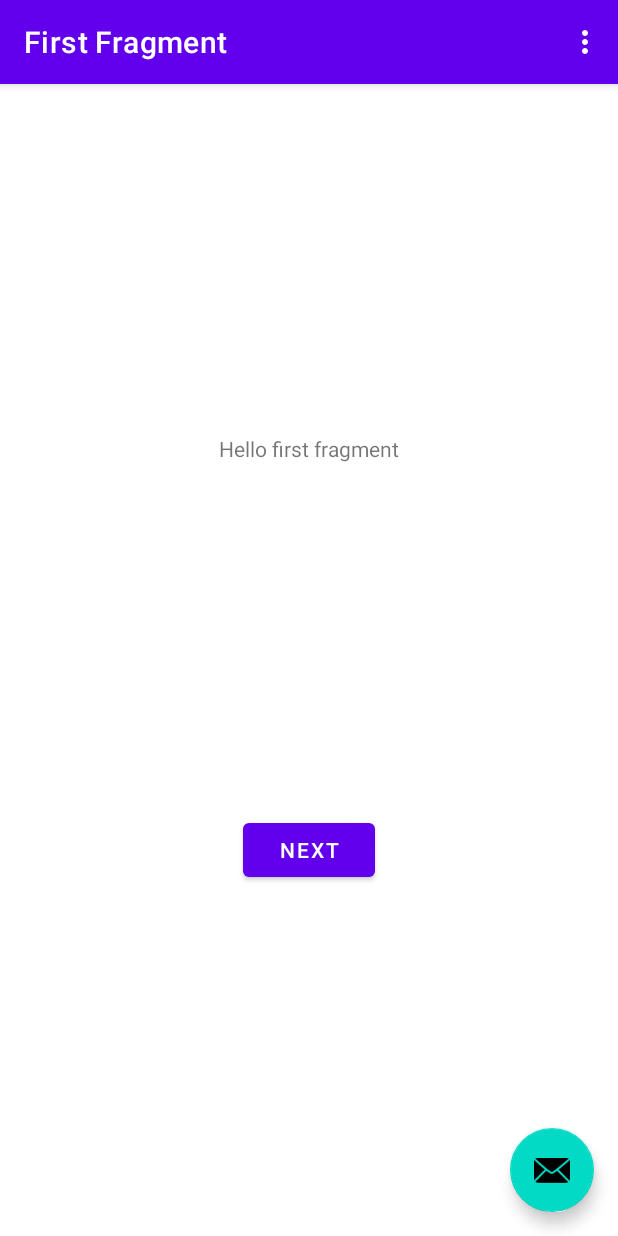
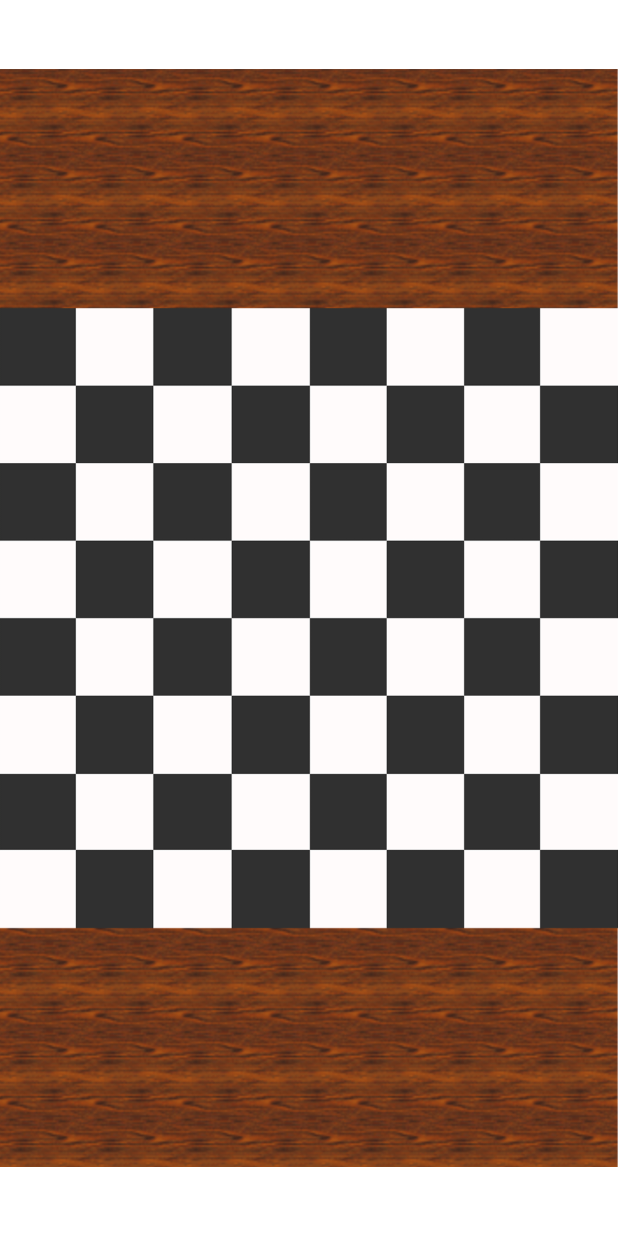
Before and after one commit to MitchellGray100/Chess, an Android app: the screen it shows after launch (MainActivity), on a phone screen of 412 x 824 dp. Run offline under Robolectric (Android 15) with nearby library versions, the phone set to English and light mode, and no system bars; our stand-ins replace navigation-ui.

Commit message:
Removed unnecessary fragments and added chess board to startup activity

```diff
--- a/app/src/main/AndroidManifest.xml
+++ b/app/src/main/AndroidManifest.xml
@@ -10,7 +10,7 @@
         android:supportsRtl="true"
         android:theme="@style/Theme.Chess">
         <activity
-            android:name=".MainActivity"
+            android:name="com.robotchad.chess.gui.MainActivity"
             android:label="@string/app_name"
             android:theme="@style/Theme.Chess.NoActionBar">
             <intent-filter>
--- a/app/src/main/java/com/robotchad/chess/gui/FirstFragment.java
+++ /dev/null
@@ -1,47 +0,0 @@
-package com.robotchad.chess.gui;
-
-import android.os.Bundle;
-import android.view.LayoutInflater;
-import android.view.View;
-import android.view.ViewGroup;
-
-import androidx.annotation.NonNull;
-import androidx.fragment.app.Fragment;
-import androidx.navigation.fragment.NavHostFragment;
-
-import com.robotchad.chess.gui.databinding.FragmentFirstBinding;
-
-public class FirstFragment extends Fragment {
-
-    private FragmentFirstBinding binding;
-
-    @Override
-    public View onCreateView(
-            LayoutInflater inflater, ViewGroup container,
-            Bundle savedInstanceState
-    ) {
-
-        binding = FragmentFirstBinding.inflate(inflater, container, false);
-        return binding.getRoot();
-
-    }
-
-    public void onViewCreated(@NonNull View view, Bundle savedInstanceState) {
-        super.onViewCreated(view, savedInstanceState);
-
-        binding.buttonFirst.setOnClickListener(new View.OnClickListener() {
-            @Override
-            public void onClick(View view) {
-                NavHostFragment.findNavController(FirstFragment.this)
-                        .navigate(R.id.action_FirstFragment_to_SecondFragment);
-            }
-        });
-    }
-
-    @Override
-    public void onDestroyView() {
-        super.onDestroyView();
-        binding = null;
-    }
-
-}
--- a/app/src/main/java/com/robotchad/chess/gui/MainActivity.java
+++ b/app/src/main/java/com/robotchad/chess/gui/MainActivity.java
@@ -13,6 +13,8 @@ import androidx.navigation.Navigation;
 import androidx.navigation.ui.AppBarConfiguration;
 import androidx.navigation.ui.NavigationUI;
 
+import com.robotchad.chess.client.board.Board;
+import com.robotchad.chess.client.board.BoardImpl;
 import com.robotchad.chess.gui.databinding.ActivityMainBinding;
 
 import android.view.Menu;
@@ -23,54 +25,14 @@ public class MainActivity extends AppCompatActivity {
     private AppBarConfiguration appBarConfiguration;
     private ActivityMainBinding binding;
 
+    /** The instance of the board used for all game activities */
+    private Board board;
+
     @Override
     protected void onCreate(Bundle savedInstanceState) {
         super.onCreate(savedInstanceState);
+        board = new BoardImpl(); // Create new board instance
+        setContentView((R.layout.chessboard));
 
-        binding = ActivityMainBinding.inflate(getLayoutInflater());
-        setContentView(binding.getRoot());
-
-        setSupportActionBar(binding.toolbar);
-
-        NavController navController = Navigation.findNavController(this, R.id.nav_host_fragment_content_main);
-        appBarConfiguration = new AppBarConfiguration.Builder(navController.getGraph()).build();
-        NavigationUI.setupActionBarWithNavController(this, navController, appBarConfiguration);
-
-        binding.fab.setOnClickListener(new View.OnClickListener() {
-            @Override
-            public void onClick(View view) {
-                Snackbar.make(view, "Replace with your own action", Snackbar.LENGTH_LONG)
-                        .setAction("Action", null).show();
-            }
-        });
-    }
-
-    @Override
-    public boolean onCreateOptionsMenu(Menu menu) {
-        // Inflate the menu; this adds items to the action bar if it is present.
-        getMenuInflater().inflate(R.menu.menu_main, menu);
-        return true;
-    }
-
-    @Override
-    public boolean onOptionsItemSelected(MenuItem item) {
-        // Handle action bar item clicks here. The action bar will
-        // automatically handle clicks on the Home/Up button, so long
-        // as you specify a parent activity in AndroidManifest.xml.
-        int id = item.getItemId();
-
-        //noinspection SimplifiableIfStatement
-        if (id == R.id.action_settings) {
-            return true;
-        }
-
-        return super.onOptionsItemSelected(item);
-    }
-
-    @Override
-    public boolean onSupportNavigateUp() {
-        NavController navController = Navigation.findNavController(this, R.id.nav_host_fragment_content_main);
-        return NavigationUI.navigateUp(navController, appBarConfiguration)
-                || super.onSupportNavigateUp();
     }
 }
--- a/app/src/main/res/layout/activity_main.xml
+++ b/app/src/main/res/layout/activity_main.xml
@@ -1,33 +1,6 @@
 <?xml version="1.0" encoding="utf-8"?>
-<androidx.coordinatorlayout.widget.CoordinatorLayout xmlns:android="http://schemas.android.com/apk/res/android"
-    xmlns:app="http://schemas.android.com/apk/res-auto"
-    xmlns:tools="http://schemas.android.com/tools"
-    android:layout_width="match_parent"
-    android:layout_height="match_parent"
-    tools:context=".MainActivity">
+<androidx.constraintlayout.widget.ConstraintLayout
+    xmlns:android="http://schemas.android.com/apk/res/android" android:layout_width="match_parent"
+    android:layout_height="match_parent">
 
-    <com.google.android.material.appbar.AppBarLayout
-        android:layout_width="match_parent"
-        android:layout_height="wrap_content"
-        android:theme="@style/Theme.Chess.AppBarOverlay">
-
-        <androidx.appcompat.widget.Toolbar
-            android:id="@+id/toolbar"
-            android:layout_width="match_parent"
-            android:layout_height="?attr/actionBarSize"
-            android:background="?attr/colorPrimary"
-            app:popupTheme="@style/Theme.Chess.PopupOverlay" />
-
-    </com.google.android.material.appbar.AppBarLayout>
-
-    <include layout="@layout/content_main" />
-
-    <com.google.android.material.floatingactionbutton.FloatingActionButton
-        android:id="@+id/fab"
-        android:layout_width="wrap_content"
-        android:layout_height="wrap_content"
-        android:layout_gravity="bottom|end"
-        android:layout_margin="@dimen/fab_margin"
-        app:srcCompat="@android:drawable/ic_dialog_email" />
-
-</androidx.coordinatorlayout.widget.CoordinatorLayout>
+</androidx.constraintlayout.widget.ConstraintLayout>
--- a/app/src/main/res/layout/content_main.xml
+++ /dev/null
@@ -1,19 +0,0 @@
-<?xml version="1.0" encoding="utf-8"?>
-<androidx.constraintlayout.widget.ConstraintLayout xmlns:android="http://schemas.android.com/apk/res/android"
-    xmlns:app="http://schemas.android.com/apk/res-auto"
-    android:layout_width="match_parent"
-    android:layout_height="match_parent"
-    app:layout_behavior="@string/appbar_scrolling_view_behavior">
-
-    <fragment
-        android:id="@+id/nav_host_fragment_content_main"
-        android:name="androidx.navigation.fragment.NavHostFragment"
-        android:layout_width="0dp"
-        android:layout_height="0dp"
-        app:defaultNavHost="true"
-        app:layout_constraintBottom_toBottomOf="parent"
-        app:layout_constraintLeft_toLeftOf="parent"
-        app:layout_constraintRight_toRightOf="parent"
-        app:layout_constraintTop_toTopOf="parent"
-        app:navGraph="@navigation/nav_graph" />
-</androidx.constraintlayout.widget.ConstraintLayout>
--- a/app/src/main/res/layout/fragment_first.xml
+++ /dev/null
@@ -1,28 +0,0 @@
-<?xml version="1.0" encoding="utf-8"?>
-<androidx.constraintlayout.widget.ConstraintLayout xmlns:android="http://schemas.android.com/apk/res/android"
-    xmlns:app="http://schemas.android.com/apk/res-auto"
-    xmlns:tools="http://schemas.android.com/tools"
-    android:layout_width="match_parent"
-    android:layout_height="match_parent"
-    tools:context=".FirstFragment">
-
-    <TextView
-        android:id="@+id/textview_first"
-        android:layout_width="wrap_content"
-        android:layout_height="wrap_content"
-        android:text="@string/hello_first_fragment"
-        app:layout_constraintBottom_toTopOf="@id/button_first"
-        app:layout_constraintEnd_toEndOf="parent"
-        app:layout_constraintStart_toStartOf="parent"
-        app:layout_constraintTop_toTopOf="parent" />
-
-    <Button
-        android:id="@+id/button_first"
-        android:layout_width="wrap_content"
-        android:layout_height="wrap_content"
-        android:text="@string/next"
-        app:layout_constraintBottom_toBottomOf="parent"
-        app:layout_constraintEnd_toEndOf="parent"
-        app:layout_constraintStart_toStartOf="parent"
-        app:layout_constraintTop_toBottomOf="@id/textview_first" />
-</androidx.constraintlayout.widget.ConstraintLayout>
--- a/app/src/main/res/menu/menu_main.xml
+++ /dev/null
@@ -1,10 +0,0 @@
-<menu xmlns:android="http://schemas.android.com/apk/res/android"
-    xmlns:app="http://schemas.android.com/apk/res-auto"
-    xmlns:tools="http://schemas.android.com/tools"
-    tools:context="com.robotchad.chess.gui.MainActivity">
-    <item
-        android:id="@+id/action_settings"
-        android:orderInCategory="100"
-        android:title="@string/action_settings"
-        app:showAsAction="never" />
-</menu>
--- a/app/src/main/res/navigation/nav_graph.xml
+++ /dev/null
@@ -1,28 +0,0 @@
-<?xml version="1.0" encoding="utf-8"?>
-<navigation xmlns:android="http://schemas.android.com/apk/res/android"
-    xmlns:app="http://schemas.android.com/apk/res-auto"
-    xmlns:tools="http://schemas.android.com/tools"
-    android:id="@+id/nav_graph"
-    app:startDestination="@id/FirstFragment">
-
-    <fragment
-        android:id="@+id/FirstFragment"
-        android:name="com.robotchad.chess.gui.FirstFragment"
-        android:label="@string/first_fragment_label"
-        tools:layout="@layout/fragment_first">
-
-        <action
-            android:id="@+id/action_FirstFragment_to_SecondFragment"
-            app:destination="@id/SecondFragment" />
-    </fragment>
-    <fragment
-        android:id="@+id/SecondFragment"
-        android:name="com.robotchad.chess.gui.SecondFragment"
-        android:label="@string/second_fragment_label"
-        tools:layout="@layout/fragment_second">
-
-        <action
-            android:id="@+id/action_SecondFragment_to_FirstFragment"
-            app:destination="@id/FirstFragment" />
-    </fragment>
-</navigation>
```
Also changed, not shown: app/src/main/java/com/robotchad/chess/gui/SecondFragment.java (deleted, +0 -47 lines), app/src/main/res/layout/chessboard.xml (+0 -13 lines), app/src/main/res/layout/fragment_second.xml (deleted, +0 -27 lines), app/src/main/res/drawable/chess_board.png (renamed from app/src/main/res/drawable-notlong/chess_board.png), app/src/main/res/drawable/chess_board_with_background.png (renamed from app/src/main/res/drawable-notlong/chess_board_with_background.png).
